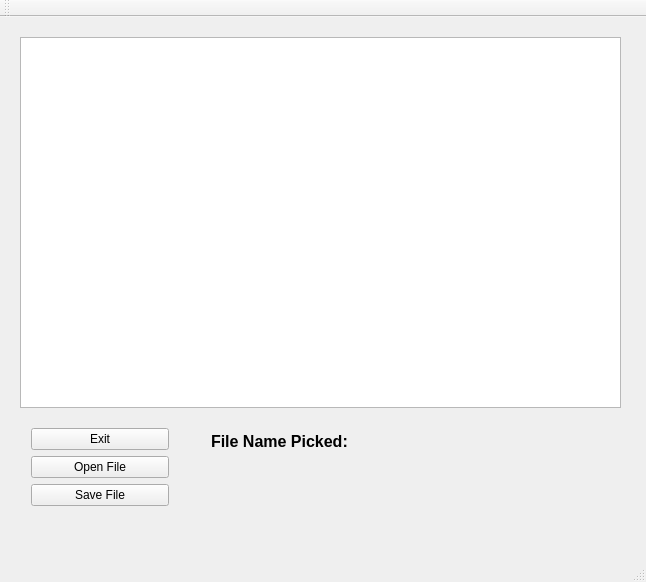
Before: the Qt Designer form test2/mainwindow.ui in dxqzhuang/CardChecker, drawn with Qt 5.
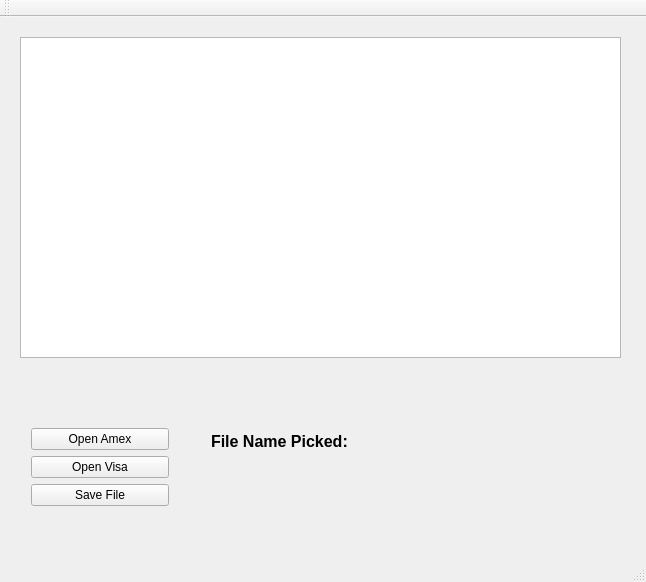
After: the same form once the commit is applied.

Diff of the .ui file:
```diff
--- a/test2/mainwindow.ui
+++ b/test2/mainwindow.ui
@@ -20,7 +20,7 @@
       <x>20</x>
       <y>20</y>
       <width>601</width>
-      <height>371</height>
+      <height>321</height>
      </rect>
     </property>
    </widget>
@@ -37,14 +37,14 @@
      <item>
       <widget class="QPushButton" name="exitButton">
        <property name="text">
-        <string>Exit</string>
+        <string>Open Amex</string>
        </property>
       </widget>
      </item>
      <item>
       <widget class="QPushButton" name="openFileButton">
        <property name="text">
-        <string>Open File</string>
+        <string>Open Visa</string>
        </property>
       </widget>
      </item>
```
Left out of the diff: 4 changed lines with no effect on the pictures.
